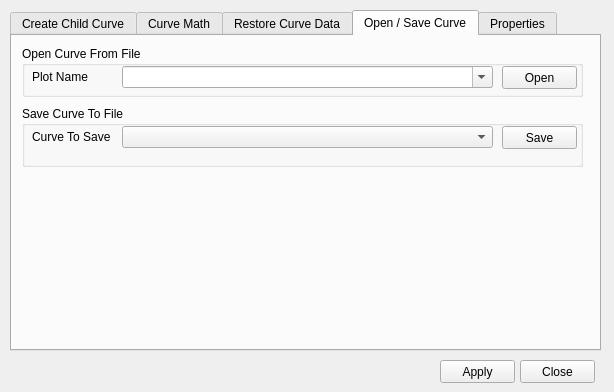
Above: curveproperties.ui from d-wizard/plotter before the change. Below: the same form after it.
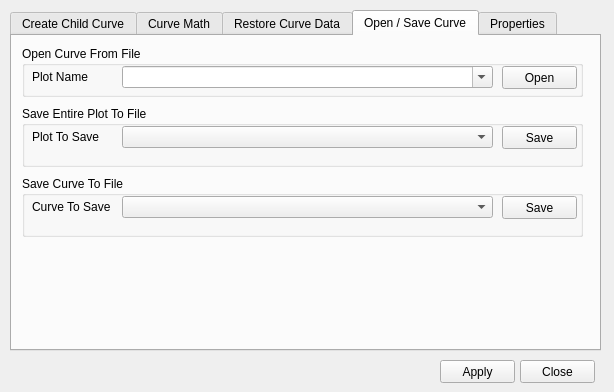
That is the form after the change. The open tabs and pages were chosen to show the change.

Commit message:
Add ability to save entire plot files to both CSV and RAW.
Original Commit Rev: 1818 | 2015-03-13 20:47:40 -0500 (Fri, 13 Mar 2015)

What changed in the file:
```diff
--- a/curveproperties.ui
+++ b/curveproperties.ui
@@ -629,7 +629,7 @@
      <property name="geometry">
       <rect>
        <x>10</x>
-       <y>70</y>
+       <y>140</y>
        <width>561</width>
        <height>61</height>
       </rect>
@@ -674,6 +674,55 @@
       </property>
      </widget>
     </widget>
+    <widget class="QGroupBox" name="groupBox_11">
+     <property name="geometry">
+      <rect>
+       <x>10</x>
+       <y>70</y>
+       <width>561</width>
+       <height>61</height>
+      </rect>
+     </property>
+     <property name="title">
+      <string>Save Entire Plot To File</string>
+     </property>
+     <widget class="QLabel" name="label_16">
+      <property name="geometry">
+       <rect>
+        <x>10</x>
+        <y>20</y>
+        <width>81</width>
+        <height>21</height>
+       </rect>
+      </property>
+      <property name="text">
+       <string>Plot To Save</string>
+      </property>
+     </widget>
+     <widget class="QComboBox" name="cmbPlotToSave">
+      <property name="geometry">
+       <rect>
+        <x>100</x>
+        <y>20</y>
+        <width>371</width>
+        <height>22</height>
+       </rect>
+      </property>
+     </widget>
+     <widget class="QPushButton" name="cmdSavePlotToFile">
+      <property name="geometry">
+       <rect>
+        <x>480</x>
+        <y>20</y>
+        <width>75</width>
+        <height>23</height>
+       </rect>
+      </property>
+      <property name="text">
+       <string>Save</string>
+      </property>
+     </widget>
+    </widget>
    </widget>
    <widget class="QWidget" name="tabProperties">
     <attribute name="title">
```
Left out of the diff: 2 changed lines with no effect on the pictures. The commit also changes 4 other files.
